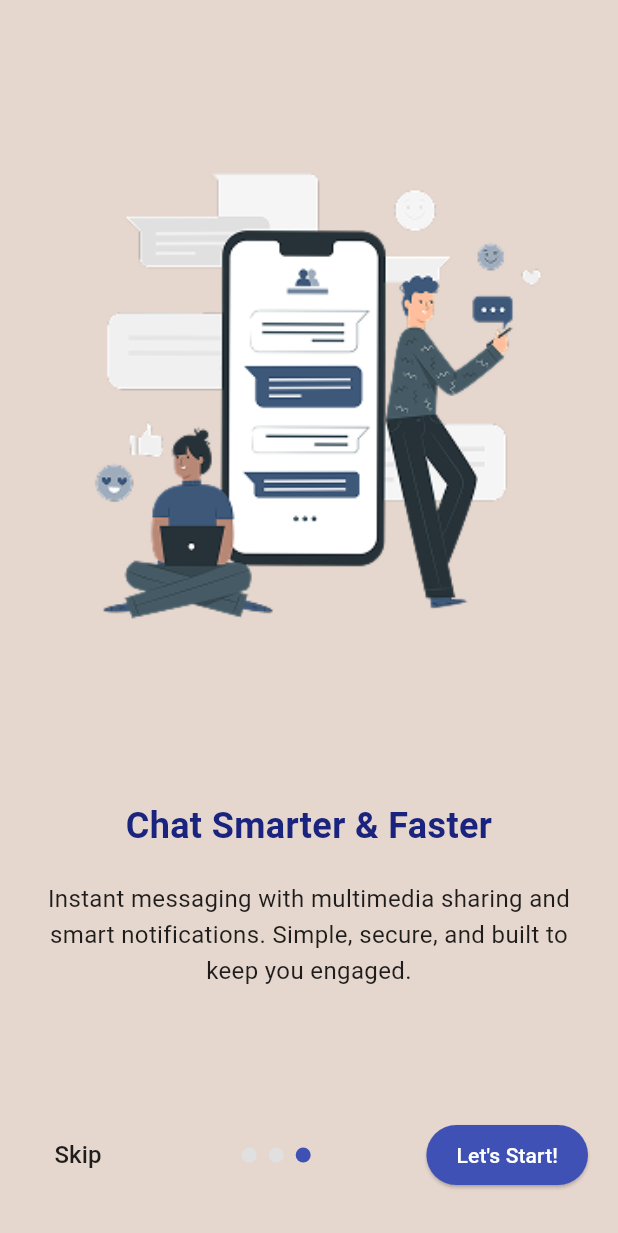
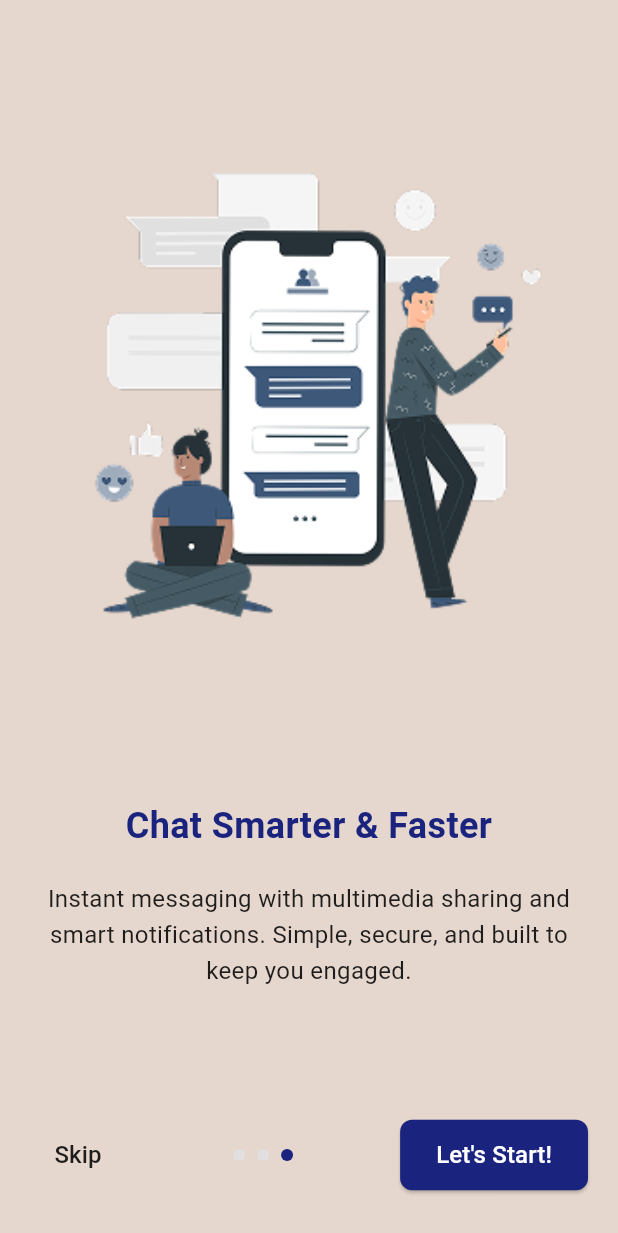
Before and after one commit to E-Learning-Application/E-learningApp, a Flutter app: the screen it shows after launch, swiped to page 3, on a phone screen of 412 x 824 dp. Shown: the top 1233 px of the screen. Run offline on Flutter 3.47's test engine with Material 3 defaults, Android fonts, the phone set to English and light mode, and no system bars; our stand-ins replace dio, flutter_bloc, lottie.

Commit message:
Enhance OnboardingScreen UI with improved padding,

```diff
--- a/lib/feature/onboarding/presentation/view/onboarding_screen.dart
+++ b/lib/feature/onboarding/presentation/view/onboarding_screen.dart
@@ -67,7 +67,7 @@ class _OnboardingScreenState extends State<OnboardingScreen> {
             left: 0,
             right: 0,
             child: Container(
-              padding: EdgeInsets.symmetric(horizontal: 20),
+              padding: const EdgeInsets.symmetric(horizontal: 20),
               child: Row(
                 mainAxisAlignment: MainAxisAlignment.spaceBetween,
                 children: [
@@ -78,40 +78,46 @@ class _OnboardingScreenState extends State<OnboardingScreen> {
                       style: TextStyle(
                         color: Colors.black87,
                         fontSize: 16,
+                        fontWeight: FontWeight.w500,
                       ),
                     ),
                   ),
-
                   Row(
                     children: List.generate(
                       _pages.length,
                       (index) => Container(
                         margin: EdgeInsets.symmetric(horizontal: 4),
-                        width: 10,
-                        height: 10,
+                        width: 8,
+                        height: 8,
                         decoration: BoxDecoration(
                           shape: BoxShape.circle,
                           color: _currentPage == index
-                              ? Colors.indigo
+                              ? Color(0xFF1A237E)
                               : Colors.grey.shade300,
                         ),
                       ),
                     ),
                   ),
-
                   _currentPage == _pages.length - 1
                       ? ElevatedButton(
                           onPressed: () {},
                           style: ElevatedButton.styleFrom(
-                            backgroundColor: Colors.indigo,
+                            backgroundColor: Color(0xFF1A237E),
                             padding: EdgeInsets.symmetric(
-                              horizontal: 20,
-                              vertical: 10,
+                              horizontal: 24,
+                              vertical: 12,
+                            ),
+                            shape: RoundedRectangleBorder(
+                              borderRadius: BorderRadius.circular(8),
                             ),
                           ),
                           child: Text(
                             'Let\'s Start!',
-                            style: TextStyle(color: Colors.white),
+                            style: TextStyle(
+                              color: Colors.white,
+                              fontSize: 16,
+                              fontWeight: FontWeight.w500,
+                            ),
                           ),
                         )
                       : TextButton(
@@ -126,6 +132,7 @@ class _OnboardingScreenState extends State<OnboardingScreen> {
                             style: TextStyle(
                               color: Colors.black87,
                               fontSize: 16,
+                              fontWeight: FontWeight.w500,
                             ),
                           ),
                         ),
```
